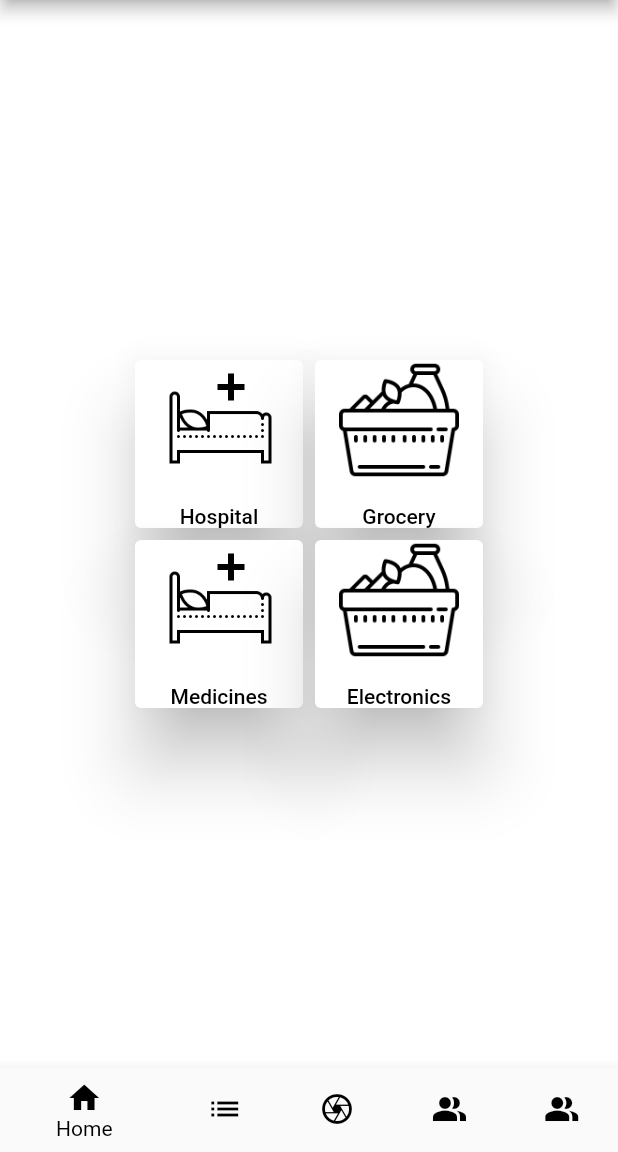
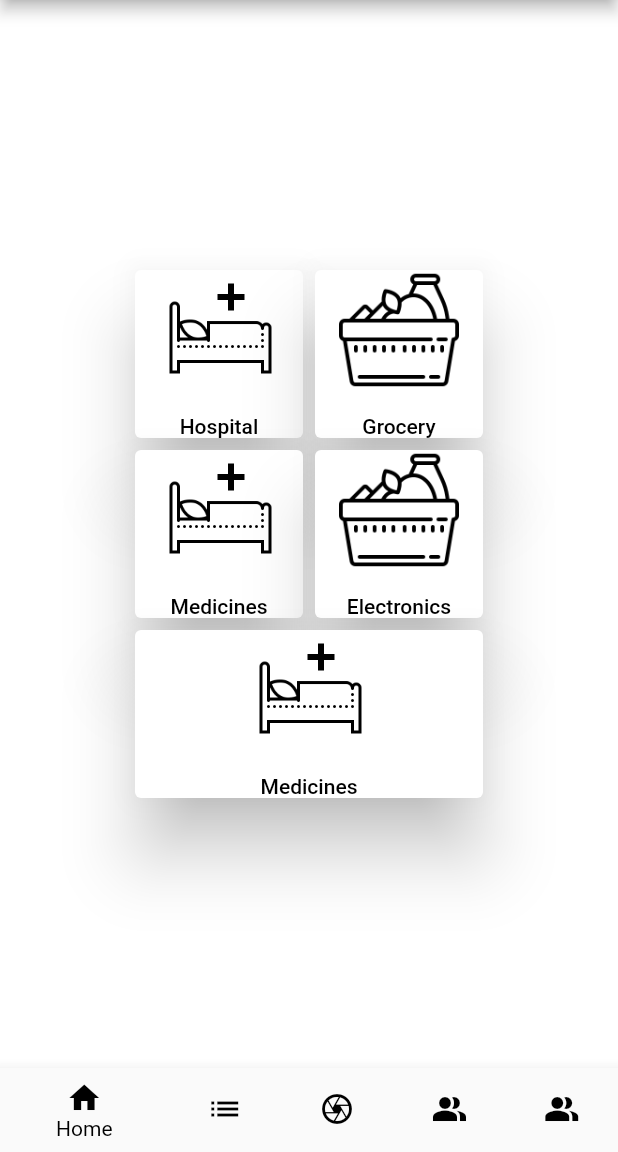
Before and after one commit to vedantpople4/essentialsapp, a Flutter app: the screen it shows after launch, on a phone screen of 412 x 824 dp, the part 84-1236 px from its top. Run offline on Flutter 3.47's test engine with Material 2 defaults, Android fonts, the phone set to English and light mode, and no system bars.

```diff
--- a/essentialsapp/lib/main.dart
+++ b/essentialsapp/lib/main.dart
@@ -1,11 +1,9 @@
 import 'package:flutter/material.dart';
 import 'package:essentialsapp/Service1.dart';
 import 'package:essentialsapp/Service2.dart';
-import 'package:essentialsapp/Service3.dart';
-import 'package:essentialsapp/Service4.dart';
+//import 'package:essentialsapp/Service3.dart';
+//import 'package:essentialsapp/Service4.dart';
 //import 'package:essentialsapp/TodoList.dart';
-
-
 
 void main() {
   runApp(MyApp());
@@ -161,6 +159,41 @@ class HomePage extends StatelessWidget{
                   ),
                 ],
               ),
+              Row(
+                mainAxisAlignment: MainAxisAlignment.center,
+                crossAxisAlignment: CrossAxisAlignment.center,
+                children: <Widget>[
+                  Container(
+                    height: 120,
+                    width: 240,
+                    child: Card(
+                      elevation : 20,
+                      child: Column(
+                        children: <Widget>[
+                          Image(
+                            image: AssetImage('images/hospital-room.png'),
+                            height: 80,
+                            width: 80,
+                          ),
+                          TextButton(
+                            onPressed: (){
+                              Navigator.push(context, MaterialPageRoute(
+                                  builder: (context)=> Service1())
+                              );
+                            },
+                            child: Text('Medicines'),
+                            style: TextButton.styleFrom(
+                                primary: Colors.black
+                            ),
+                          )
+                        ],
+                      ),
+                    ),
+                  ),
+
+                ],
+              ),
+
             ],
           ),
         ),
@@ -179,6 +212,7 @@ class HomePage extends StatelessWidget{
           BottomNavigationBarItem(
             icon: Icon(Icons.list),
             label: 'List',
+
           ),
           BottomNavigationBarItem(
             icon: Icon(Icons.camera_outlined),
--- a/essentialsapp/pubspec.yaml
+++ b/essentialsapp/pubspec.yaml
@@ -25,6 +25,7 @@ dependencies:
     sdk: flutter
   curved_navigation_bar: ^0.3.7
   url_launcher: ^6.0.3
+  provider: ^4.3.2+2
 
 
 
```
Also changed, not shown: essentialsapp/lib/screens/add_screen.dart (added, +8 -0 lines), essentialsapp/lib/screens/home_screen.dart (added, +8 -0 lines), essentialsapp/pubspec.lock.
